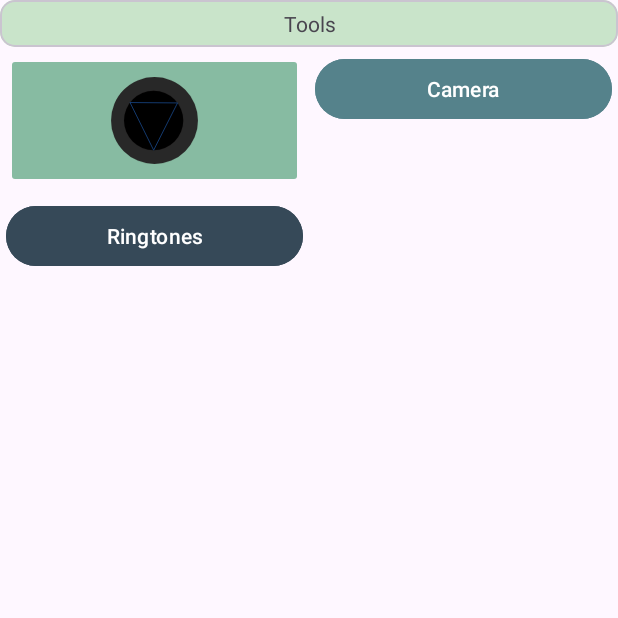
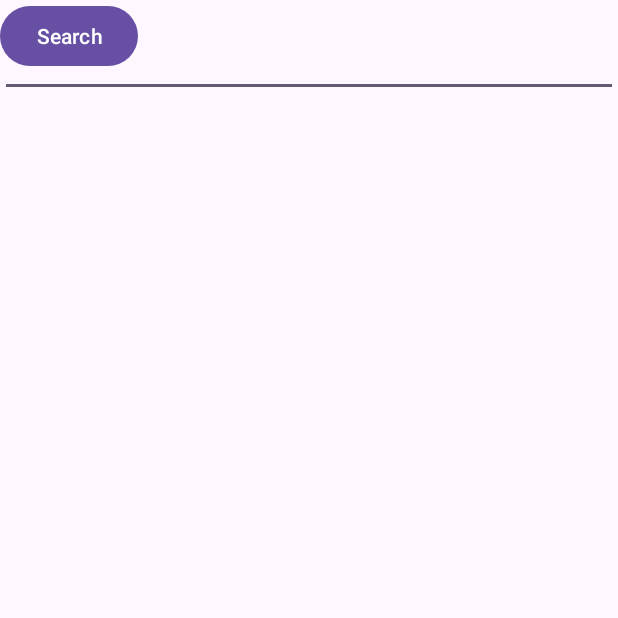
Before and after one commit to lillicain/GroupProject, an Android app built with Jetpack Compose: the screen it shows after launch (MainActivity), on a phone screen of 412 x 824 dp, the top half of it. Run offline under Robolectric (Android 15) with nearby library versions, the phone set to English and light mode, and no system bars; our stand-ins replace data binding; libraries missing offline, so code that uses them is left out: androidx.camera.core, androidx.camera.lifecycle; 4 statements that could not run were skipped.

Commit message:
Search Fragment

```diff
--- a/app/src/main/java/com/example/groupproject/MainActivity.kt
+++ b/app/src/main/java/com/example/groupproject/MainActivity.kt
@@ -16,7 +16,7 @@ class MainActivity : AppCompatActivity() {
     private lateinit var preview: Preview
     override fun onCreate(savedInstanceState: Bundle?) {
         super.onCreate(savedInstanceState)
-        setContentView(R.layout.activity_main)
+        setContentView(R.layout.fragment_search)
 
         cameraSelector = CameraSelector.DEFAULT_BACK_CAMERA
         preview = Preview.Builder().build()
--- a/app/src/main/res/layout/fragment_search.xml
+++ b/app/src/main/res/layout/fragment_search.xml
@@ -1,4 +1,39 @@
 <?xml version="1.0" encoding="utf-8"?>
-<androidx.constraintlayout.widget.ConstraintLayout xmlns:android="http://schemas.android.com/apk/res/android"
-    android:layout_width="match_parent"
-    android:layout_height="match_parent"/>
+<layout xmlns:android="http://schemas.android.com/apk/res/android"
+    xmlns:tools="http://schemas.android.com/tools">
+
+    <data>
+        <variable
+            name="viewModel"
+            type="com.example.groupproject.search.SearchViewModel"/>
+        <variable
+            name="searchText"
+            type="com.example.groupproject.search.SearchText"/>
+    </data>
+
+    <ScrollView
+        android:layout_width="match_parent"
+        android:layout_height="match_parent"
+        tools:context="com.example.groupproject.search.SearchFragment">
+
+        <androidx.constraintlayout.widget.ConstraintLayout
+            android:layout_width="match_parent"
+            android:layout_height="match_parent">
+
+            <EditText
+                android:id="@+id/searchText"
+                android:layout_width="match_parent"
+                android:layout_height="match_parent"
+                android:text="Search"
+                android:inputType="text"
+                android:padding="20dp"/>
+
+            <Button
+                android:id="@+id/searchTextFragment"
+                android:layout_width="wrap_content"
+                android:layout_height="wrap_content"
+                android:text="Search"/>
+
+        </androidx.constraintlayout.widget.ConstraintLayout>
+    </ScrollView>
+</layout>
```
Also changed, not shown: app/src/main/res/layout/fragment_search_text.xml (line endings or trailing spaces).
